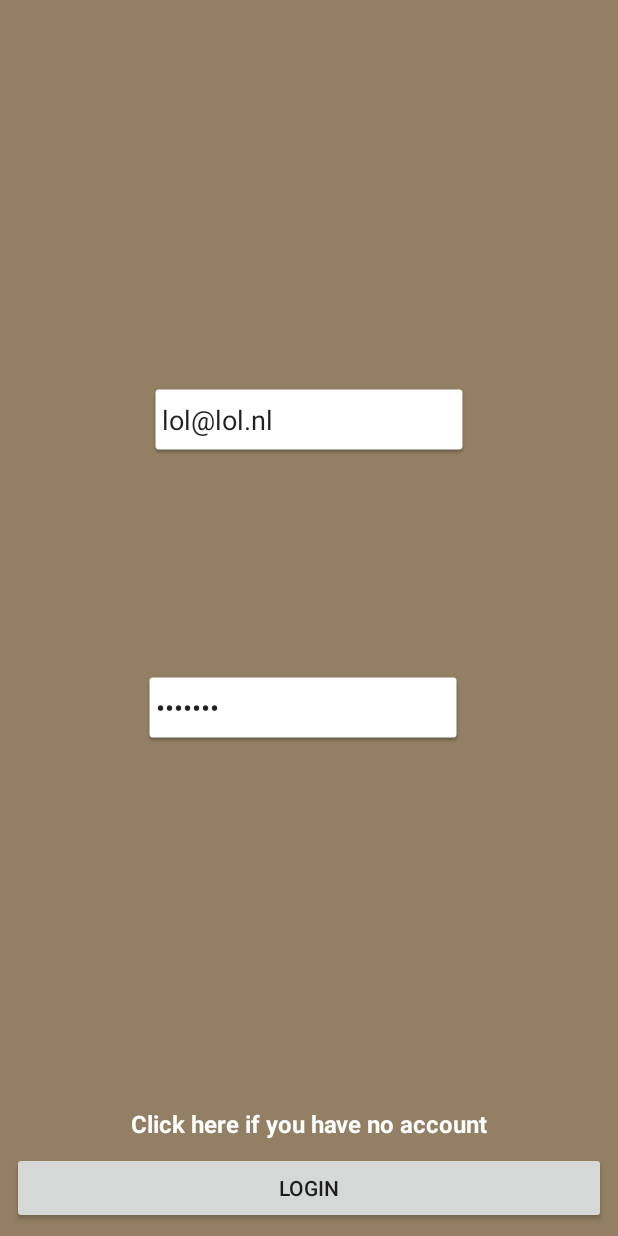
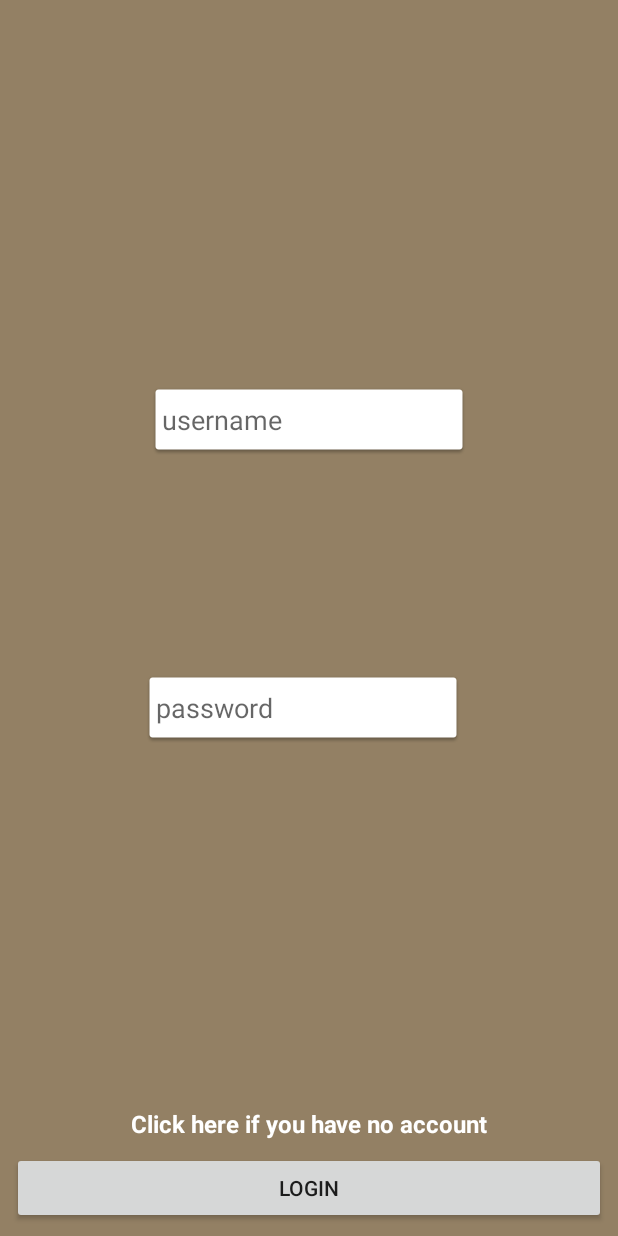
Before and after one commit to dedvg/BibleApp, an Android app: the screen it shows after launch (MainActivity), on a phone screen of 412 x 824 dp. Run offline under Robolectric (Android 15) with nearby library versions, the phone set to English and light mode, and no system bars; our stand-ins replace Firebase (no records; nobody signed in at launch, a user with empty details on screens opened directly).

Commit message:
some final layout pushes

```diff
--- a/app/src/main/res/layout/activity_main.xml
+++ b/app/src/main/res/layout/activity_main.xml
@@ -32,7 +32,7 @@
         android:ems="10"
         android:hint="username"
         android:inputType="textPersonName"
-        android:text="lol@lol.nl"
+        android:text=""
         app:layout_constraintBottom_toTopOf="@+id/passwordED"
         app:layout_constraintEnd_toEndOf="parent"
         app:layout_constraintStart_toStartOf="parent"
@@ -48,7 +48,7 @@
         android:ems="10"
         android:hint="password"
         android:inputType="textPassword"
-        android:text="1234567"
+        android:text=""
         app:layout_constraintBottom_toTopOf="@+id/loginBTN"
         app:layout_constraintEnd_toEndOf="@+id/usernameED"
         app:layout_constraintStart_toStartOf="@+id/usernameED" />
```
